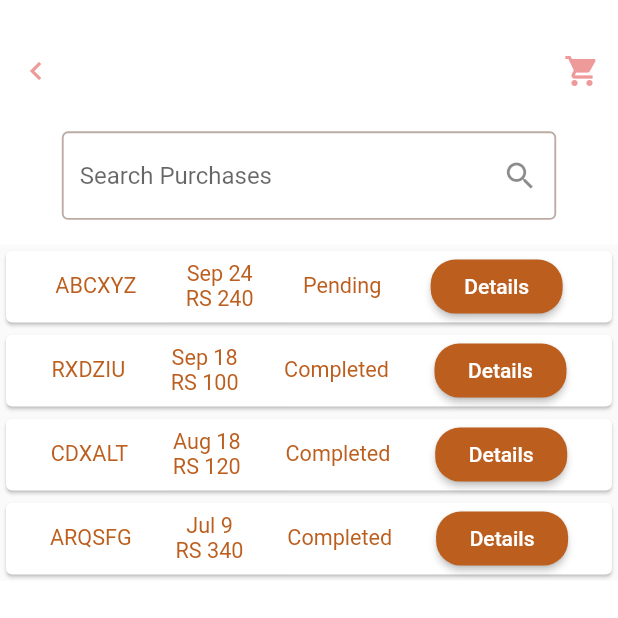
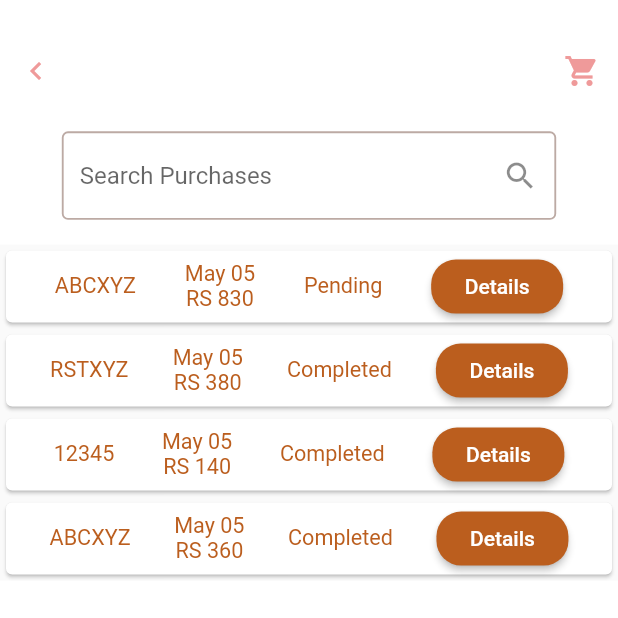
Before and after one commit to raahimkhan/Mr-Fluffy-Fluffs, a Flutter app: the Order screen opened directly, on a phone screen of 412 x 824 dp. Shown: the top 618 px of the screen. Run offline on Flutter 3.47's test engine with Material 2 defaults, Android fonts, the phone set to English and light mode, and no system bars; our stand-ins replace font_awesome_flutter, shared_preferences, validators; missing offline and left inert: flutter_progress_button, requests; accounts and stored records are empty.

Commit message:
Updated Order History

```diff
--- a/cs360project/fluffs/lib/orderhistory.dart
+++ b/cs360project/fluffs/lib/orderhistory.dart
@@ -1,31 +1,84 @@
 import 'package:flutter/material.dart';
 import 'package:fluffs/cart_1.dart';
 import 'package:fluffs/extra.dart';
+import 'package:fluffs/receipt.dart';
 
-List orderList = [
+List data = [
   {
-    "id" : "ABCXYZ",
-    "date" : "Sep 24",
-    "price": "RS 240",
-    "state": "Pending",
+    "Tracking_ID" : "ABCXYZ",
+    "Total": 830,
+    "Subtotal": 790,
+    "DeliveryFee": 40,
+    "Status": "Pending",
+    "Date": "2020/05/05",
+    "Pancakes": [{
+      'Name': 'White Chocolate Chip Pancake',
+      'Quantity': 3,
+      'Price': 360,
     },
     {
-    "id" : "RXDZIU",
-    "date" : "Sep 18",
-    "price": "RS 100",
-    "state": "Completed",
+      'Name': 'Fluffy Pancake',
+      'Quantity': 1,
+      'Price': 100,
     },
     {
-    "id" : "CDXALT",
-    "date" : "Aug 18",
-    "price": "RS 120",
-    "state": "Completed",
+      'Name': 'Nutela Pancake',
+      'Quantity': 3,
+      'Price': 340,
+    },],
   },
   {
-    "id" : "ARQSFG",
-    "date" : "Jul 9",
-    "price": "RS 340",
-    "state": "Completed",
+    "Tracking_ID" : "RSTXYZ",
+    "Total": 380,
+    "Subtotal": 340,
+    "DeliveryFee": 40,
+    "Status": "Completed",
+    "Date": "2020/05/05",
+    "Pancakes": [{
+      'Name': 'White Chocolate Chip Pancake',
+      'Quantity': 2,
+      'Price': 170,
+    },
+    {
+      'Name': 'Fluffy Pancake',
+      'Quantity': 1,
+      'Price': 100,
+    },
+    ],
+  },
+  {
+    "Tracking_ID" : "12345",
+    "Total": 140,
+    "Subtotal": 100,
+    "DeliveryFee": 40,
+    "Status": "Completed",
+    "Date": "2020/05/05",
+    "Pancakes": [
+    {
+      'Name': 'Fluffy Pancake',
+      'Quantity': 1,
+      'Price': 100,
+    },
+    ],
+  },
+  {
+    "Tracking_ID" : "ABCXYZ",
+    "Total": 360,
+    "Subtotal": 320,
+    "DeliveryFee": 40,
+    "Status": "Completed",
+    "Date": "2020/05/05",
+    "Pancakes": [{
+      'Name': 'Chocolate Chip Pancake',
+      'Quantity': 1,
+      'Price': 120,
+    },
+    {
+      'Name': 'Fluffy Pancake',
+      'Quantity': 2,
+      'Price': 200,
+    },
+    ],
   },
 ];
 
@@ -51,7 +104,8 @@ class _OrderState extends State<Order> {
       backgroundColor: Colors.white,
 
       body: Container(
-        child: Column(
+        child: ListView(
+          shrinkWrap: true,
           children: <Widget>[
 
             // Rows were used here to correctly position the icons and the search bars
@@ -105,6 +159,8 @@ class _OrderState extends State<Order> {
             ),
             SizedBox(height: blockHeight * 2),
             Container(
+              child: Align(
+                child: SizedBox(
                   width: blockWidth * 80,
                   child: TextField(
                     controller: emailController,
@@ -122,6 +178,8 @@ class _OrderState extends State<Order> {
                         onPressed: (){
                         },
                         icon: Icon(Icons.search),
+                      ),
+                    ),
                   ),
                 ),
               ),
@@ -152,14 +210,17 @@ class _OrderMenuState extends State<OrderMenu> {
           ListView.builder(
               primary: false,
               shrinkWrap: true,
-              itemCount: orderList == null ? 0 :orderList.length,
+              itemCount: data == null ? 0 :data.length,
               itemBuilder: (BuildContext context, int index) {
-                Map elem = orderList[index];
+                Map elem = data[index];
                 return OrderMenuSetup(
-                  id: elem['id'],
-                  date: elem['date'],
-                  price: elem['price'],
-                  state: elem['state'],
+                  id: elem['Tracking_ID'],
+                  date: elem['Date'],
+                  price: elem['Total'],
+                  state: elem['Status'],
+                  pancakes: elem['Pancakes'],
+                  subtotal: elem['Subtotal'],
+                  delfee: elem['DeliveryFee'],
                 );
               },
           ),
@@ -171,9 +232,10 @@ class _OrderMenuState extends State<OrderMenu> {
 
 class OrderMenuSetup extends StatelessWidget {
 
-  final id, date, price, state;
+  final id, price, state, pancakes, subtotal, delfee;
+  final String date;
 
-  OrderMenuSetup({Key key, this.id, this.date, this.price, this.state}) : super(key: key);
+  OrderMenuSetup({Key key, this.id, this.date, this.price, this.state, this.pancakes, this.subtotal, this.delfee}) : super(key: key);
 
   @override
   Widget build(BuildContext context) {
@@ -199,14 +261,14 @@ class OrderMenuSetup extends StatelessWidget {
           Column(
             children: <Widget>[
               Text(
-                date,
+                displayDate(date),
                 style: TextStyle(
                   fontSize: blockWidth * 3.5,
                   color: Color(0xffbb5e1e),
                 ),
               ),
               Text(
-                price,
+                "RS $price",
                 style: TextStyle(
                   fontSize: blockWidth * 3.5,
                   color: Color(0xffbb5e1e),
@@ -223,7 +285,11 @@ class OrderMenuSetup extends StatelessWidget {
           ),
           RaisedButton(
             onPressed: () {
-              print("Details");
+              Navigator.push(
+                context, MaterialPageRoute(
+                  builder: (context) => Receipt(date:date, pancakes:pancakes, subtotal:subtotal, delfee:delfee, total:price),
+                ),
+              );
             },
             child: Text(
               "Details",
@@ -241,3 +307,18 @@ class OrderMenuSetup extends StatelessWidget {
     );
   }
 }
+
+String displayDate(date) {
+  var month = date.substring(5,7);
+  var day = date.substring(8,10);
+  var myInt = int.parse(month);
+  String mon =  getMonth(myInt);
+  String check = mon + " " + day;
+  return check;
+}
+
+String getMonth(number) {
+  List monthNames = ["January", "February", "March", "April", "May", "June",
+    "July", "August", "September", "October", "November", "December"];
+  return monthNames[number - 1];
+}
```
Lines whose indentation alone changed are shown as unchanged.
